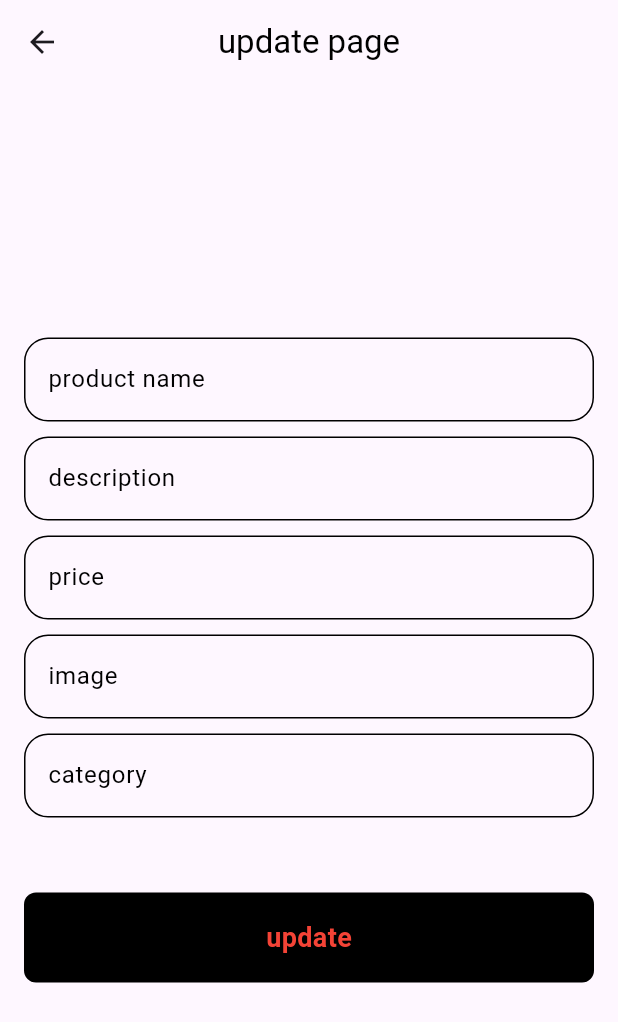
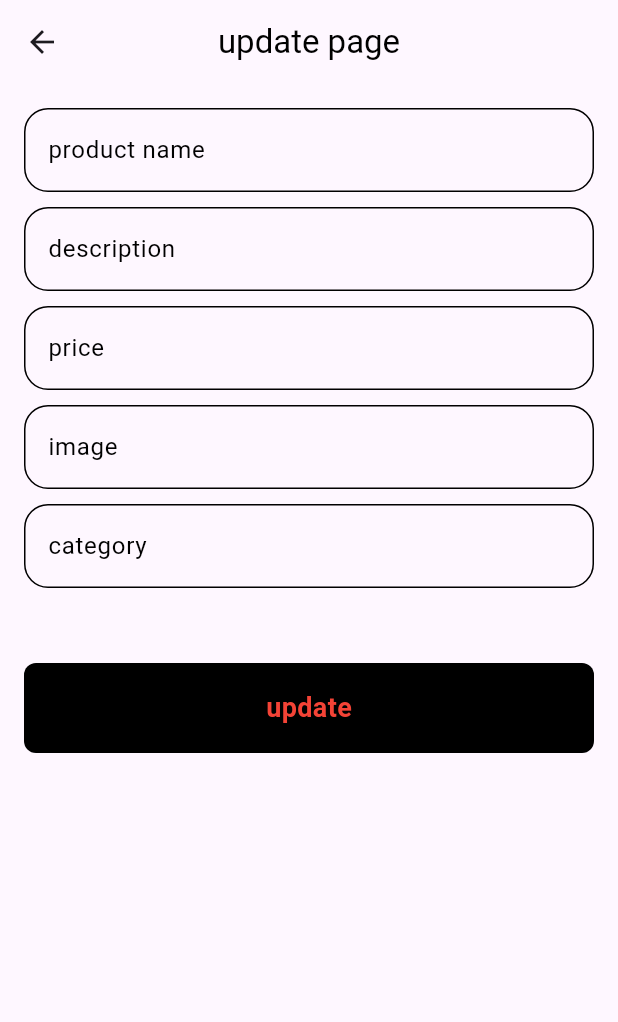
Before and after one commit to tayson202/store-app, a Flutter app: the UpdatePage screen opened by its route, on a phone screen of 412 x 824 dp. Shown: the top 1022 px of the screen. Run offline on Flutter 3.47's test engine with Material 3 defaults, Android fonts, the phone set to English and light mode, and no system bars; network calls fail.

```diff
--- a/lib/screens/update_page.dart
+++ b/lib/screens/update_page.dart
@@ -3,8 +3,10 @@ import 'package:demo_app/widgets/custom_text_field.dart';
 import 'package:flutter/material.dart';
 
 class UpdatePage extends StatelessWidget {
-  const UpdatePage({super.key});
+  UpdatePage({super.key});
   static String id = 'update product';
+  String? productname, description, image, category;
+  int? price;
   @override
   Widget build(BuildContext context) {
     return Scaffold(
@@ -16,23 +18,51 @@ class UpdatePage extends StatelessWidget {
       ),
       body: Padding(
         padding: const EdgeInsets.all(16),
+        child: SingleChildScrollView(
           child: Column(
-          mainAxisAlignment: MainAxisAlignment.center,
+            //mainAxisAlignment: MainAxisAlignment.center,
             children: [
-            CustomTextField(hintText: 'product name'),
+              CustomTextField(
+                onChanged: (data) {
+                  productname = data;
+                },
+                hintText: 'product name',
+              ),
               SizedBox(height: 10),
-            CustomTextField(hintText: 'description'),
+              CustomTextField(
+                onChanged: (data) {
+                  description = data;
+                },
+                hintText: 'description',
+              ),
               SizedBox(height: 10),
-            CustomTextField(hintText: 'price'),
+              CustomTextField(
+                inputType: TextInputType.number,
+                onChanged: (data) {
+                  price = int.parse(data);
+                },
+                hintText: 'price',
+              ),
               SizedBox(height: 10),
-            CustomTextField(hintText: 'image'),
+              CustomTextField(
+                onChanged: (data) {
+                  image = data;
+                },
+                hintText: 'image',
+              ),
               SizedBox(height: 10),
-            CustomTextField(hintText: 'category'),
+              CustomTextField(
+                onChanged: (data) {
+                  category = data;
+                },
+                hintText: 'category',
+              ),
               SizedBox(height: 50),
               CustomButton(text: 'update'),
             ],
           ),
         ),
+      ),
     );
   }
 }
--- a/lib/widgets/custom_text_field.dart
+++ b/lib/widgets/custom_text_field.dart
@@ -1,42 +1,3 @@
-/*import 'package:flutter/material.dart';
-
-class CustomTextField extends StatelessWidget {
-  const CustomTextField({
-    super.key,
-    this.hintText,
-    this.onChanged,
-    this.obscureText = false,
-  });
-  Function(String)? onChanged;
-  String? hintText;
-  bool? obscureText;
-
-  @override
-  Widget build(BuildContext context) {
-    return TextFormField(
-      obscureText: obscureText!,
-      validator: (data) {
-        if (data!.isEmpty) {
-          return 'field is requierd';
-        }
-        return null;
-      },
-      onChanged: onChanged,
-      decoration: InputDecoration(
-        hintText: hintText,
-        hintStyle: TextStyle(color: Colors.black),
-        enabledBorder: OutlineInputBorder(
-          borderSide: BorderSide(color: Colors.black),
-          borderRadius: BorderRadius.circular(16),
-        ),
-        border: OutlineInputBorder(
-          borderSide: BorderSide(color: Colors.black),
-          borderRadius: BorderRadius.circular(16),
-        ),
-      ),
-    );
-  }
-}*/
 import 'package:flutter/material.dart';
 
 class CustomTextField extends StatelessWidget {
@@ -45,22 +6,25 @@ class CustomTextField extends StatelessWidget {
     this.hintText,
     this.onChanged,
     this.obscureText = false,
+    this.inputType,
   });
 
-  final Function(String)? onChanged; // must be final
-  final String? hintText; // must be final
-  final bool obscureText; // must be final
+  final Function(String)? onChanged;
+  final String? hintText;
+  final bool obscureText;
+  final TextInputType? inputType;
 
   @override
   Widget build(BuildContext context) {
     return TextFormField(
       obscureText: obscureText,
-      validator: (data) {
+      keyboardType: inputType,
+      /*validator: (data) {
         if (data == null || data.isEmpty) {
           return 'Field is required';
         }
         return null;
-      },
+      },*/
       onChanged: onChanged,
       decoration: InputDecoration(
         hintText: hintText,
```
Lines whose indentation alone changed are shown as unchanged.
